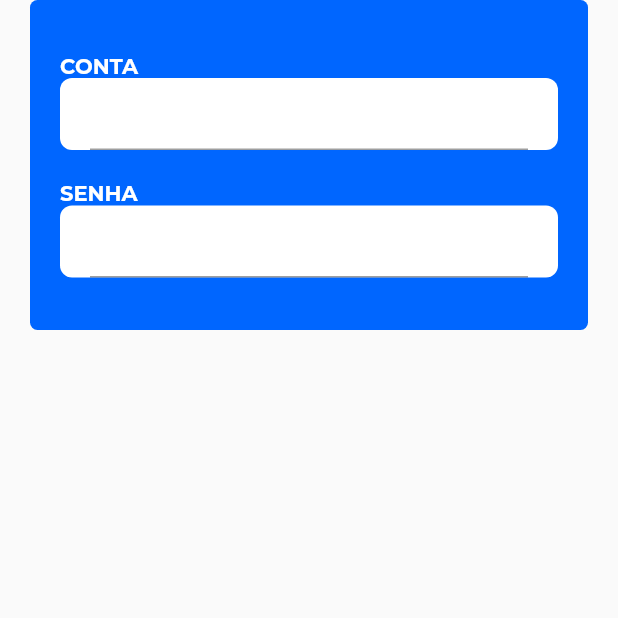
After one commit to Filipi1/bluecard, a Flutter app: the screen it shows after launch, on a phone screen of 412 x 824 dp, the top half of it. The commit adds this screen. Run offline on Flutter 3.47's test engine with Material 2 defaults, Android fonts, the phone set to English and light mode, and no system bars; our stand-ins replace dio, font_awesome_flutter.

Commit message:
Inicio da página de login

```diff
--- a/lib/main.dart
+++ b/lib/main.dart
@@ -1,3 +1,4 @@
+import 'package:creditcard/pages/auth.page.dart';
 import 'package:flutter/material.dart';
 import 'package:flutter/services.dart';
 
@@ -17,7 +18,7 @@ class CardApp extends StatelessWidget {
         primaryColor: Color(0xFF0066FF),
         primarySwatch: Colors.blue,
       ),
-      home: HomePage(),
+      home: AuthPage(),
     );
   }
 }
--- /dev/null
+++ b/lib/pages/auth.page.dart
@@ -0,0 +1,63 @@
+import 'package:flutter/material.dart';
+import 'package:flutter/widgets.dart';
+
+class AuthPage extends StatelessWidget {
+  @override
+  Widget build(BuildContext context) {
+    return Scaffold(
+      body: Column(
+        children: <Widget>[
+          Center(
+            child: Container(
+              decoration: BoxDecoration(
+                color: Theme.of(context).primaryColor,
+                borderRadius: BorderRadius.circular(5)
+              ),
+              alignment: Alignment.center,
+              width: MediaQuery.of(context).size.width - 40,
+              height: 220,
+              child: Padding(
+                padding: const EdgeInsets.symmetric(horizontal: 20, vertical: 10),
+                child: Column(
+                  crossAxisAlignment: CrossAxisAlignment.start,
+                  mainAxisAlignment: MainAxisAlignment.center,
+                  children: <Widget>[
+                    Text("CONTA", style: TextStyle(fontWeight: FontWeight.bold, color: Colors.white),),
+                    PersonalInput(),
+                    SizedBox(height: 20,),
+                    Text("SENHA", style: TextStyle(fontWeight: FontWeight.bold, color: Colors.white),),
+                    PersonalInput(),
+                  ],
+                ),
+              ),
+            ),
+          ),
+        ],
+      ),
+    );
+  }
+}
+
+class PersonalInput extends StatelessWidget {
+
+  bool isPassword;
+
+  PersonalInput({this.isPassword = false});
+
+  @override
+  Widget build(BuildContext context) {
+    return Container(
+      decoration: BoxDecoration(
+        color: Colors.white,
+        borderRadius: BorderRadius.circular(8)
+      ),
+      child: Padding(
+        padding: const EdgeInsets.symmetric(horizontal: 20),
+        child: TextFormField(
+          obscureText: isPassword,
+          style: TextStyle(fontSize: 20, fontWeight: FontWeight.bold, color: Theme.of(context).primaryColor),
+        ),
+      ),
+    );
+  }
+}
--- a/lib/pages/home.page.dart
+++ b/lib/pages/home.page.dart
@@ -101,7 +101,7 @@ class BoxInfo extends StatelessWidget {
   @override
   Widget build(BuildContext context) {
     return Container(
-      alignment: Alignment.topLeft,
+      alignment: Alignment.center,
       height: 220,
       decoration: BoxDecoration(
           gradient: LinearGradient(begin: Alignment.topLeft, end: Alignment.bottomRight,
@@ -111,7 +111,7 @@ class BoxInfo extends StatelessWidget {
       child: Padding(
         padding: const EdgeInsets.all(20),
         child: Column(
-          crossAxisAlignment: CrossAxisAlignment.start,
+          crossAxisAlignment: CrossAxisAlignment.center,
           mainAxisAlignment: MainAxisAlignment.center,
           children: <Widget>[
             Text("FATURA ABERTA", style: TextStyle(color: Colors.white.withAlpha(90), fontWeight: FontWeight.bold, fontSize: 22) ),
```
